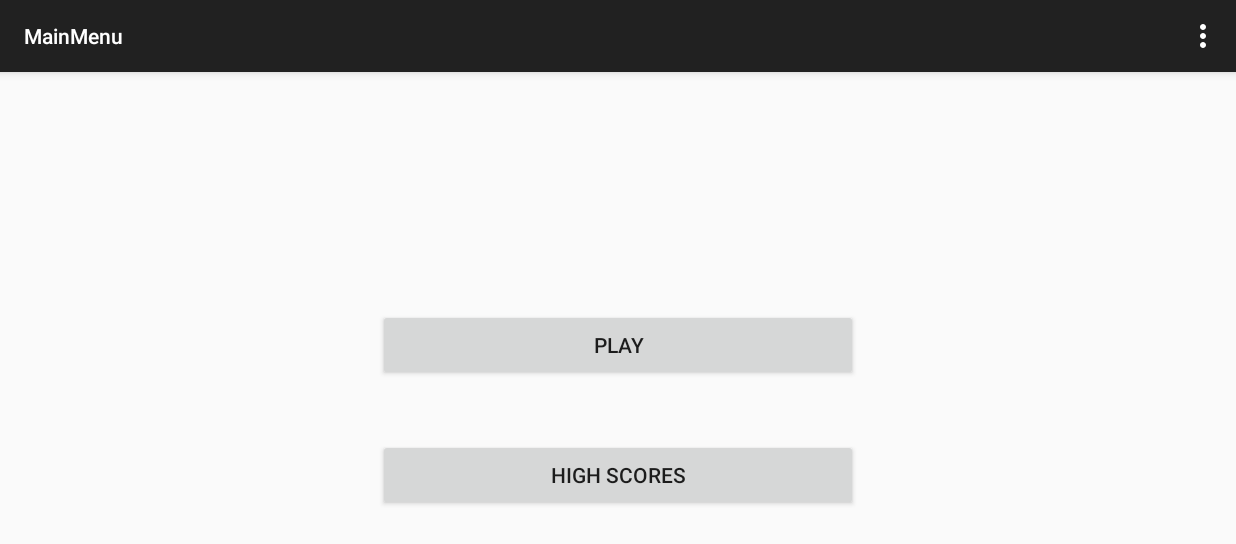
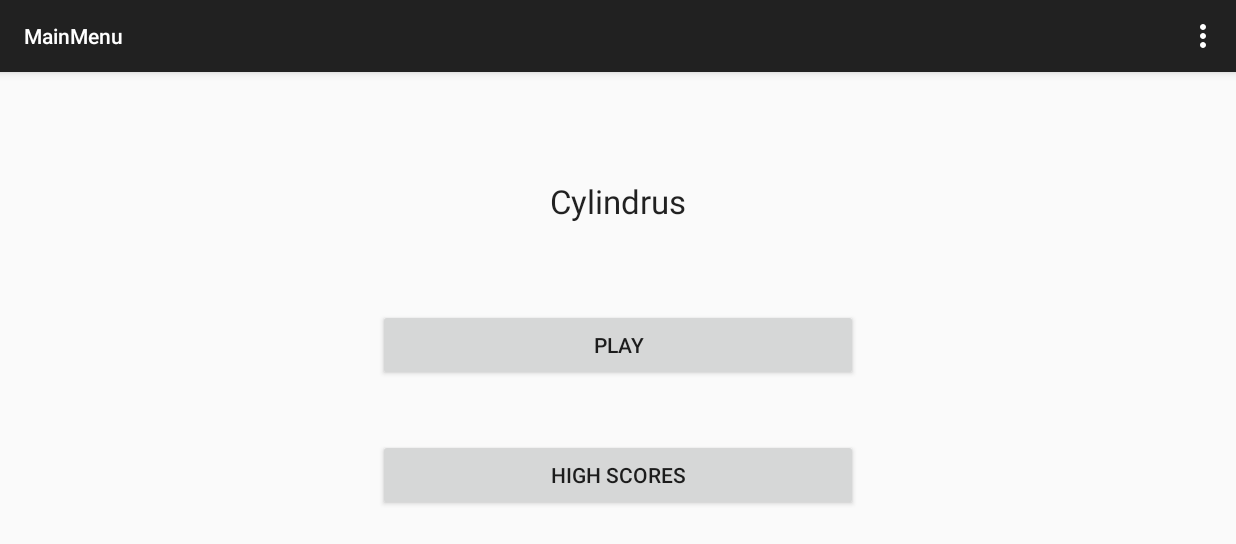
Before and after one commit to baezajr107/Cylindrus, an Android app: the screen it shows after launch (MainMenu), on a phone screen of 824 x 412 dp (held sideways). Shown: the top 544 px of the screen. Run offline under Robolectric (Android 15) with nearby library versions, the phone set to English and light mode, and no system bars.

Commit message:
Added basic Title text

```diff
--- a/Cylindris2/app/src/main/res/layout/activity_main_menu.xml
+++ b/Cylindris2/app/src/main/res/layout/activity_main_menu.xml
@@ -24,4 +24,14 @@
         android:id="@+id/startButton"
         android:layout_centerVertical="true"
         android:layout_centerHorizontal="true" />
+
+    <TextView
+        android:layout_width="wrap_content"
+        android:layout_height="wrap_content"
+        android:textAppearance="?android:attr/textAppearanceLarge"
+        android:layout_marginTop="55dp"
+        android:text=" Cylindrus "
+        android:id="@+id/titleText"
+        android:layout_centerHorizontal="true"
+        android:layout_marginBottom="41dp" />
 </RelativeLayout>
```
Also changed, not shown: 1 other file.
